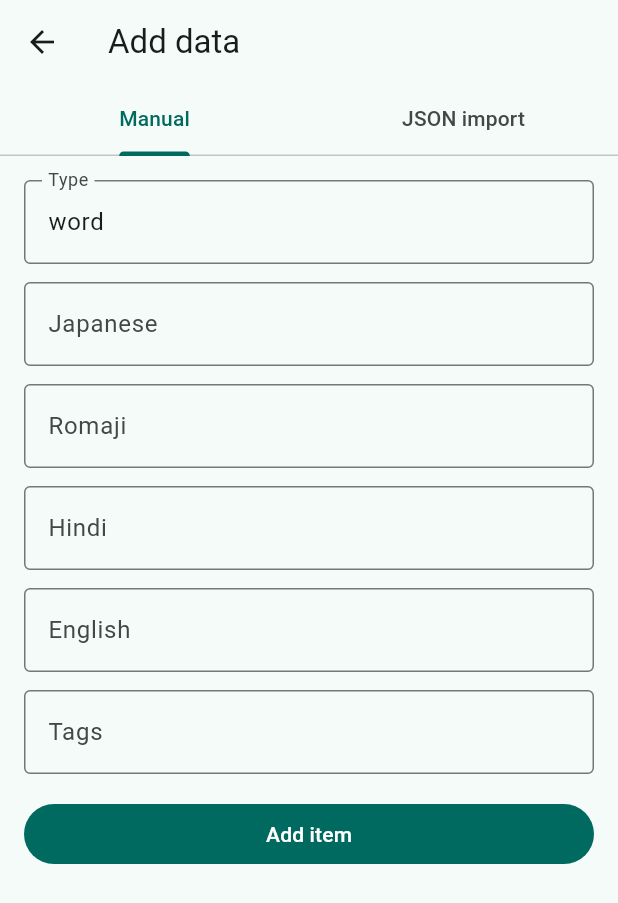
After one commit to Manishkumar62/ManisuLearn---Japanese-Learning-App, a Flutter app: the screen it shows after launch, after a tap on the "add" icon, on a phone screen of 412 x 824 dp. The commit adds this screen. Shown: the top 903 px of the screen. Run offline on Flutter 3.47's test engine with Material 3 defaults, Android fonts, the phone set to English and light mode, and no system bars; our stand-ins replace equatable, flutter_bloc, hive, hive_flutter; accounts and stored records are empty.

Commit message:
Add Data Page

```diff
--- /dev/null
+++ b/lib/features/add_data/presentation/bloc/add_data_bloc.dart
@@ -0,0 +1,133 @@
+import 'dart:convert';
+
+import 'package:flutter_bloc/flutter_bloc.dart';
+
+import '../../../../data/models/learning_item.dart';
+import '../../../../domain/repositories/learning_item_repository.dart';
+import 'add_data_event.dart';
+import 'add_data_state.dart';
+
+class AddDataBloc extends Bloc<AddDataEvent, AddDataState> {
+  AddDataBloc({required LearningItemRepository repository})
+    : _repository = repository,
+      super(const AddDataInitial()) {
+    on<AddManualLearningItem>(_onAddManualLearningItem);
+    on<ImportLearningItemsFromJson>(_onImportLearningItemsFromJson);
+    on<ResetAddDataStatus>(_onResetAddDataStatus);
+  }
+
+  final LearningItemRepository _repository;
+
+  Future<void> _onAddManualLearningItem(
+    AddManualLearningItem event,
+    Emitter<AddDataState> emit,
+  ) async {
+    emit(const AddDataSaving());
+
+    try {
+      final item = _createLearningItem(
+        type: event.type,
+        japanese: event.japanese,
+        romaji: event.romaji,
+        hindi: event.hindi,
+        english: event.english,
+        tags: event.tags,
+      );
+
+      await _repository.addItem(item);
+      emit(const AddDataSuccess(message: 'Learning item added.'));
+    } catch (error) {
+      emit(AddDataError(error.toString()));
+    }
+  }
+
+  Future<void> _onImportLearningItemsFromJson(
+    ImportLearningItemsFromJson event,
+    Emitter<AddDataState> emit,
+  ) async {
+    emit(const AddDataSaving());
+
+    try {
+      final decoded = json.decode(event.jsonText);
+      if (decoded is! List) {
+        throw const FormatException('JSON must be a list of items.');
+      }
+
+      final items = decoded.map(_learningItemFromJson).toList(growable: false);
+
+      for (final item in items) {
+        await _repository.addItem(item);
+      }
+
+      emit(AddDataSuccess(message: '${items.length} items imported.'));
+    } catch (error) {
+      emit(AddDataError(error.toString()));
+    }
+  }
+
+  void _onResetAddDataStatus(
+    ResetAddDataStatus event,
+    Emitter<AddDataState> emit,
+  ) {
+    emit(const AddDataInitial());
+  }
+
+  LearningItem _learningItemFromJson(dynamic value) {
+    if (value is! Map<String, dynamic>) {
+      throw const FormatException('Each JSON entry must be an object.');
+    }
+
+    return _createLearningItem(
+      type: value['type'] as String? ?? '',
+      japanese: value['japanese'] as String? ?? '',
+      romaji: value['romaji'] as String? ?? '',
+      hindi: value['hindi'] as String? ?? '',
+      english: value['english'] as String? ?? '',
+      tags: (value['tags'] as List?)?.cast<String>() ?? <String>[],
+    );
+  }
+
+  LearningItem _createLearningItem({
+    required String type,
+    required String japanese,
+    required String romaji,
+    required String hindi,
+    required String english,
+    required List<String> tags,
+  }) {
+    final normalizedType = type.trim().toLowerCase();
+    final normalizedJapanese = japanese.trim();
+    final normalizedRomaji = romaji.trim();
+    final normalizedHindi = hindi.trim();
+    final normalizedEnglish = english.trim();
+    final normalizedTags = tags
+        .map((String tag) => tag.trim())
+        .where((String tag) => tag.isNotEmpty)
+        .toList(growable: false);
+
+    if (normalizedType.isEmpty ||
+        normalizedJapanese.isEmpty ||
+        normalizedRomaji.isEmpty ||
+        normalizedHindi.isEmpty ||
+        normalizedEnglish.isEmpty) {
+      throw const FormatException('Type and translations are required.');
+    }
+
+    return LearningItem(
+      id: _createId(normalizedType, normalizedJapanese),
+      type: normalizedType,
+      japanese: normalizedJapanese,
+      romaji: normalizedRomaji,
+      hindi: normalizedHindi,
+      english: normalizedEnglish,
+      tags: normalizedTags,
+    );
+  }
+
+  String _createId(String type, String japanese) {
+    final timestamp = DateTime.now().microsecondsSinceEpoch;
+    final normalizedJapanese = japanese.replaceAll(RegExp(r'\s+'), '_');
+
+    return '${type}_${timestamp}_$normalizedJapanese';
+  }
+}
--- /dev/null
+++ b/lib/features/add_data/presentation/bloc/add_data_event.dart
@@ -0,0 +1,49 @@
+import 'package:equatable/equatable.dart';
+
+abstract class AddDataEvent extends Equatable {
+  const AddDataEvent();
+
+  @override
+  List<Object?> get props => const [];
+}
+
+class AddManualLearningItem extends AddDataEvent {
+  const AddManualLearningItem({
+    required this.type,
+    required this.japanese,
+    required this.romaji,
+    required this.hindi,
+    required this.english,
+    required this.tags,
+  });
+
+  final String type;
+  final String japanese;
+  final String romaji;
+  final String hindi;
+  final String english;
+  final List<String> tags;
+
+  @override
+  List<Object?> get props => <Object?>[
+    type,
+    japanese,
+    romaji,
+    hindi,
+    english,
+    tags,
+  ];
+}
+
+class ImportLearningItemsFromJson extends AddDataEvent {
+  const ImportLearningItemsFromJson(this.jsonText);
+
+  final String jsonText;
+
+  @override
+  List<Object?> get props => <Object?>[jsonText];
+}
+
+class ResetAddDataStatus extends AddDataEvent {
+  const ResetAddDataStatus();
+}
--- /dev/null
+++ b/lib/features/add_data/presentation/bloc/add_data_state.dart
@@ -0,0 +1,34 @@
+import 'package:equatable/equatable.dart';
+
+abstract class AddDataState extends Equatable {
+  const AddDataState();
+
+  @override
+  List<Object?> get props => const [];
+}
+
+class AddDataInitial extends AddDataState {
+  const AddDataInitial();
+}
+
+class AddDataSaving extends AddDataState {
+  const AddDataSaving();
+}
+
+class AddDataSuccess extends AddDataState {
+  const AddDataSuccess({required this.message});
+
+  final String message;
+
+  @override
+  List<Object?> get props => <Object?>[message];
+}
+
+class AddDataError extends AddDataState {
+  const AddDataError(this.message);
+
+  final String message;
+
+  @override
+  List<Object?> get props => <Object?>[message];
+}
--- /dev/null
+++ b/lib/features/add_data/presentation/pages/add_data_page.dart
@@ -0,0 +1,262 @@
+import 'package:flutter/material.dart';
+import 'package:flutter_bloc/flutter_bloc.dart';
+
+import '../bloc/add_data_bloc.dart';
+import '../bloc/add_data_event.dart';
+import '../bloc/add_data_state.dart';
+
+class AddDataPage extends StatefulWidget {
+  const AddDataPage({super.key});
+
+  @override
+  State<AddDataPage> createState() => _AddDataPageState();
+}
+
+class _AddDataPageState extends State<AddDataPage> {
+  final _formKey = GlobalKey<FormState>();
+  final _typeController = TextEditingController(text: 'word');
+  final _japaneseController = TextEditingController();
+  final _romajiController = TextEditingController();
+  final _hindiController = TextEditingController();
+  final _englishController = TextEditingController();
+  final _tagsController = TextEditingController();
+  final _jsonController = TextEditingController();
+
+  @override
+  void dispose() {
+    _typeController.dispose();
+    _japaneseController.dispose();
+    _romajiController.dispose();
+    _hindiController.dispose();
+    _englishController.dispose();
+    _tagsController.dispose();
+    _jsonController.dispose();
+    super.dispose();
+  }
+
+  void _addManualItem() {
+    if (!_formKey.currentState!.validate()) {
+      return;
+    }
+
+    context.read<AddDataBloc>().add(
+      AddManualLearningItem(
+        type: _typeController.text,
+        japanese: _japaneseController.text,
+        romaji: _romajiController.text,
+        hindi: _hindiController.text,
+        english: _englishController.text,
+        tags: _parseTags(_tagsController.text),
+      ),
+    );
+  }
+
+  void _importJson() {
+    context.read<AddDataBloc>().add(
+      ImportLearningItemsFromJson(_jsonController.text),
+    );
+  }
+
+  List<String> _parseTags(String value) {
+    return value
+        .split(',')
+        .map((String tag) => tag.trim())
+        .where((String tag) => tag.isNotEmpty)
+        .toList(growable: false);
+  }
+
+  @override
+  Widget build(BuildContext context) {
+    return DefaultTabController(
+      length: 2,
+      child: BlocListener<AddDataBloc, AddDataState>(
+        listener: (BuildContext context, AddDataState state) {
+          if (state is AddDataSuccess) {
+            ScaffoldMessenger.of(
+              context,
+            ).showSnackBar(SnackBar(content: Text(state.message)));
+            _formKey.currentState?.reset();
+            _typeController.text = 'word';
+            _japaneseController.clear();
+            _romajiController.clear();
+            _hindiController.clear();
+            _englishController.clear();
+            _tagsController.clear();
+            _jsonController.clear();
+          }
+
+          if (state is AddDataError) {
+            ScaffoldMessenger.of(
+              context,
+            ).showSnackBar(SnackBar(content: Text(state.message)));
+          }
+        },
+        child: Scaffold(
+          appBar: AppBar(
+            title: const Text('Add data'),
+            bottom: const TabBar(
+              tabs: <Widget>[
+                Tab(text: 'Manual'),
+                Tab(text: 'JSON import'),
+              ],
+            ),
+          ),
+          body: BlocBuilder<AddDataBloc, AddDataState>(
+            builder: (BuildContext context, AddDataState state) {
+              final isSaving = state is AddDataSaving;
+
+              return TabBarView(
+                children: <Widget>[
+                  _ManualEntryForm(
+                    formKey: _formKey,
+                    typeController: _typeController,
+                    japaneseController: _japaneseController,
+                    romajiController: _romajiController,
+                    hindiController: _hindiController,
+                    englishController: _englishController,
+                    tagsController: _tagsController,
+                    isSaving: isSaving,
+                    onSubmit: _addManualItem,
+                  ),
+                  _JsonImportForm(
+                    controller: _jsonController,
+                    isSaving: isSaving,
+                    onSubmit: _importJson,
+                  ),
+                ],
+              );
+            },
+          ),
+        ),
+      ),
+    );
+  }
+}
+
+class _ManualEntryForm extends StatelessWidget {
+  const _ManualEntryForm({
+    required this.formKey,
+    required this.typeController,
+    required this.japaneseController,
+    required this.romajiController,
+    required this.hindiController,
+    required this.englishController,
+    required this.tagsController,
+    required this.isSaving,
+    required this.onSubmit,
+  });
+
+  final GlobalKey<FormState> formKey;
+  final TextEditingController typeController;
+  final TextEditingController japaneseController;
+  final TextEditingController romajiController;
+  final TextEditingController hindiController;
+  final TextEditingController englishController;
+  final TextEditingController tagsController;
+  final bool isSaving;
+  final VoidCallback onSubmit;
+
+  @override
+  Widget build(BuildContext context) {
+    return Form(
+      key: formKey,
+      child: ListView(
+        padding: const EdgeInsets.all(16),
+        children: <Widget>[
+          _RequiredTextField(controller: typeController, labelText: 'Type'),
+          const SizedBox(height: 12),
+          _RequiredTextField(
+            controller: japaneseController,
+            labelText: 'Japanese',
+          ),
+          const SizedBox(height: 12),
+          _RequiredTextField(controller: romajiController, labelText: 'Romaji'),
+          const SizedBox(height: 12),
+          _RequiredTextField(controller: hindiController, labelText: 'Hindi'),
+          const SizedBox(height: 12),
+          _RequiredTextField(
+            controller: englishController,
+            labelText: 'English',
+          ),
+          const SizedBox(height: 12),
+          TextFormField(
+            controller: tagsController,
+            decoration: const InputDecoration(
+              border: OutlineInputBorder(),
+              labelText: 'Tags',
+              hintText: 'greeting, beginner',
+            ),
+          ),
+          const SizedBox(height: 16),
+          FilledButton(
+            onPressed: isSaving ? null : onSubmit,
+            child: Text(isSaving ? 'Saving...' : 'Add item'),
+          ),
+        ],
+      ),
+    );
+  }
+}
+
+class _JsonImportForm extends StatelessWidget {
+  const _JsonImportForm({
+    required this.controller,
+    required this.isSaving,
+    required this.onSubmit,
+  });
+
+  final TextEditingController controller;
+  final bool isSaving;
+  final VoidCallback onSubmit;
+
+  @override
+  Widget build(BuildContext context) {
+    return ListView(
+      padding: const EdgeInsets.all(16),
+      children: <Widget>[
+        TextField(
+          controller: controller,
+          minLines: 10,
+          maxLines: 18,
+          decoration: const InputDecoration(
+            alignLabelWithHint: true,
+            border: OutlineInputBorder(),
+            labelText: 'JSON items',
+            hintText:
+                '[{"type":"word","japanese":"こんにちは","romaji":"konnichiwa","hindi":"नमस्ते","english":"Hello"}]',
+          ),
+        ),
+        const SizedBox(height: 16),
+        FilledButton(
+          onPressed: isSaving ? null : onSubmit,
+          child: Text(isSaving ? 'Importing...' : 'Import JSON'),
+        ),
+      ],
+    );
+  }
+}
+
+class _RequiredTextField extends StatelessWidget {
+  const _RequiredTextField({required this.controller, required this.labelText});
+
+  final TextEditingController controller;
+  final String labelText;
+
+  @override
+  Widget build(BuildContext context) {
+    return TextFormField(
+      controller: controller,
+      decoration: InputDecoration(
+        border: const OutlineInputBorder(),
+        labelText: labelText,
+      ),
+      validator: (String? value) {
+        if (value == null || value.trim().isEmpty) {
+          return '$labelText is required';
+        }
+
+        return null;
+      },
+    );
+  }
+}
--- a/lib/features/library/presentation/pages/library_page.dart
+++ b/lib/features/library/presentation/pages/library_page.dart
@@ -2,6 +2,8 @@ import 'package:flutter/material.dart';
 import 'package:flutter_bloc/flutter_bloc.dart';
 
 import '../../../../data/repositories/hive_learning_item_repository.dart';
+import '../../../add_data/presentation/bloc/add_data_bloc.dart';
+import '../../../add_data/presentation/pages/add_data_page.dart';
 import '../../../learn/presentation/bloc/learn_bloc.dart';
 import '../../../learn/presentation/pages/learn_page.dart';
 import '../bloc/library_bloc.dart';
@@ -50,6 +52,11 @@ class _LibraryPageState extends State<LibraryPage> {
       appBar: AppBar(
         title: const Text('Library'),
         actions: <Widget>[
+          IconButton(
+            tooltip: 'Add data',
+            onPressed: () => _openAddDataPage(context),
+            icon: const Icon(Icons.add),
+          ),
           TextButton(
             onPressed: () => _openLearnPage(context),
             child: const Text('Learn'),
@@ -127,6 +134,27 @@ class _LibraryPageState extends State<LibraryPage> {
         ),
       ),
     );
+  }
+
+  void _openAddDataPage(BuildContext context) {
+    Navigator.of(context)
+        .push(
+          MaterialPageRoute<void>(
+            builder: (BuildContext routeContext) {
+              return BlocProvider<AddDataBloc>(
+                create: (_) => AddDataBloc(
+                  repository: context.read<HiveLearningItemRepository>(),
+                ),
+                child: const AddDataPage(),
+              );
+            },
+          ),
+        )
+        .then((_) {
+          if (context.mounted) {
+            context.read<LibraryBloc>().add(const LoadLibrary());
+          }
+        });
   }
 
   void _openLearnPage(BuildContext context) {
```
